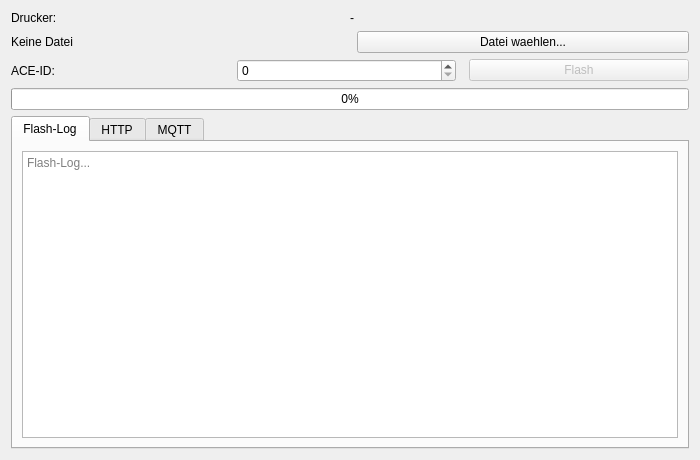
This is flashtool/ui/flash_widget.ui in ozgunawesome/OpenCubic as Qt 5 draws it before an edit. The edited form follows.
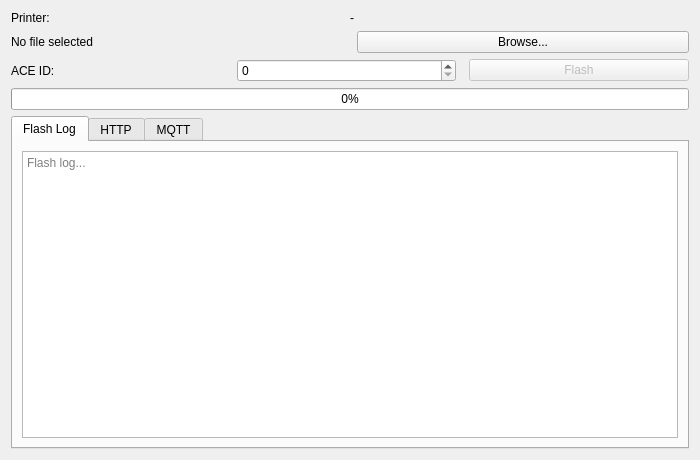
This is the edited form.

Commit message:
flashtool: translate UI files, fix ACE ID spinner, trim release size
- discovery_widget.ui, flash_widget.ui: translate remaining German labels
  (Drucker-IP -> Printer IP, Keine Datei -> No file selected, etc.)
- flash_widget: ACE ID spinner now driven by discovered ACE count
  - hidden when 0 or 1 ACE connected, visible when 2+ ACEs found
  - max clamped to min(fw-type limit, aceCount-1)
  - re-evaluates correctly on repeated Test Connection calls
- CMakeLists.txt: windeployqt trims release output (~50MB -> ~25MB)
- docs/how-to-flash.md: add LAN mode requirement

What changed in the file:
```diff
--- a/flashtool/ui/flash_widget.ui
+++ b/flashtool/ui/flash_widget.ui
@@ -9,7 +9,7 @@
    <!-- Drucker-Status -->
    <item>
     <layout class="QHBoxLayout">
-     <item><widget class="QLabel" name="labelPrinterLbl"><property name="text"><string>Drucker:</string></property></widget></item>
+     <item><widget class="QLabel" name="labelPrinterLbl"><property name="text"><string>Printer:</string></property></widget></item>
      <item><widget class="QLabel" name="labelPrinter"><property name="text"><string>-</string></property></widget></item>
      <item><spacer><property name="orientation"><enum>Qt::Horizontal</enum></property></spacer></item>
     </layout>
@@ -17,15 +17,15 @@
    <!-- Datei-Auswahl -->
    <item>
     <layout class="QHBoxLayout">
-     <item><widget class="QLabel" name="labelFile"><property name="text"><string>Keine Datei</string></property></widget></item>
+     <item><widget class="QLabel" name="labelFile"><property name="text"><string>No file selected</string></property></widget></item>
      <item><spacer><property name="orientation"><enum>Qt::Horizontal</enum></property></spacer></item>
-     <item><widget class="QPushButton" name="btnBrowse"><property name="text"><string>Datei waehlen...</string></property></widget></item>
+     <item><widget class="QPushButton" name="btnBrowse"><property name="text"><string>Browse...</string></property></widget></item>
     </layout>
    </item>
    <!-- ACE-ID + Flash -->
    <item>
     <layout class="QHBoxLayout">
-     <item><widget class="QLabel" name="labelAceIdLbl"><property name="text"><string>ACE-ID:</string></property></widget></item>
+     <item><widget class="QLabel" name="labelAceIdLbl"><property name="text"><string>ACE ID:</string></property></widget></item>
      <item>
       <widget class="QSpinBox" name="spinAceId">
        <property name="minimum"><number>0</number></property>
@@ -54,12 +54,12 @@
      <property name="currentIndex"><number>0</number></property>
      <!-- Tab 1: Allgemein + Flash -->
      <widget class="QWidget" name="tabGeneral">
-      <attribute name="title"><string>Flash-Log</string></attribute>
+      <attribute name="title"><string>Flash Log</string></attribute>
       <layout class="QVBoxLayout">
        <item>
         <widget class="QPlainTextEdit" name="logView">
          <property name="readOnly"><bool>true</bool></property>
-         <property name="placeholderText"><string>Flash-Log...</string></property>
+         <property name="placeholderText"><string>Flash log...</string></property>
         </widget>
        </item>
       </layout>
```
Left out of the diff: 12 changed lines with no effect on the pictures. The commit also changes 5 other files.
